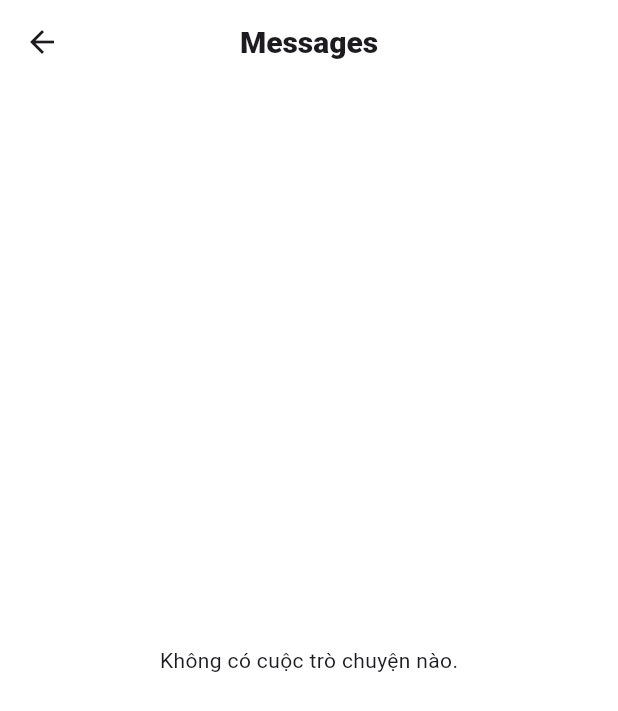
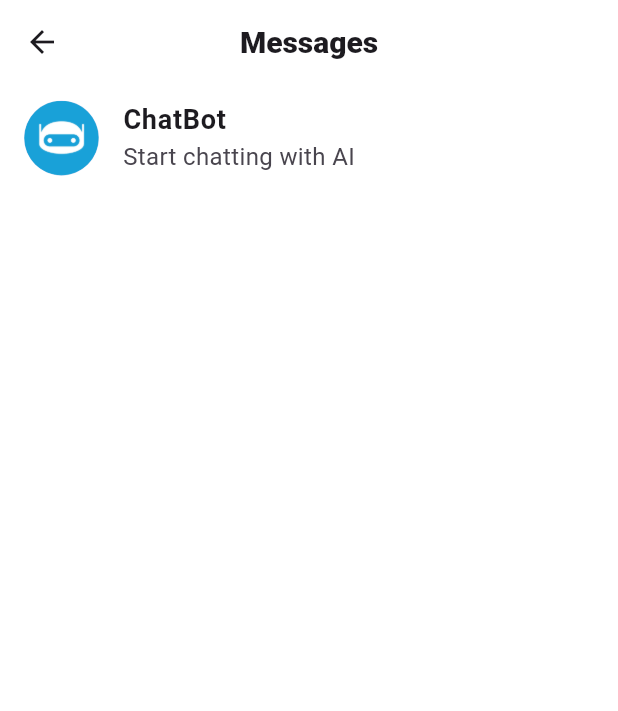
Before and after one commit to viet290423/DoAnLienNganh_Nhom1, a Flutter app: the ChatListPage screen opened by its route, on a phone screen of 412 x 824 dp. Shown: the top 711 px of the screen. Run offline on Flutter 3.47's test engine with Material 3 defaults, Android fonts, the phone set to English and light mode, and no system bars; our stand-ins replace camera, cloud_firestore, firebase_auth, firebase_core, firebase_storage, get and 6 more; accounts and stored records are empty; network calls fail; Roboto replaces fonts that are missing (Montserrat).

Commit message:
them ai chatchat

```diff
--- a/fuzzysnap/lib/pages/chat/chat_list.dart
+++ b/fuzzysnap/lib/pages/chat/chat_list.dart
@@ -1,6 +1,7 @@
 import 'package:cloud_firestore/cloud_firestore.dart';
 import 'package:firebase_auth/firebase_auth.dart';
 import 'package:flutter/material.dart';
+import 'package:fuzzysnap/pages/chat/ai_chat_page.dart';
 import 'package:fuzzysnap/pages/chat/chat_page.dart';
 
 class ChatListPage extends StatefulWidget {
@@ -16,12 +17,22 @@ class _ChatListPageState extends State<ChatListPage> {
   late String currentUserUid;
   final Map<String, Map<String, dynamic>> friendDataCache = {};
 
+  final Map<String, dynamic> chatBotData = {
+    'username': 'ChatBot',
+    'profile_image':
+        'assets/images/chatbot_logo.png', // Hình ảnh đại diện của ChatBot
+    'lastMessage': 'Start chatting with AI',
+    'lastMessageTime': DateTime.now(), // Thời gian tin nhắn cuối
+    'unreadMessages': 0,
+  };
+
   @override
   void initState() {
     super.initState();
     currentUserUid = _auth.currentUser!.uid; // Lấy UID của người dùng hiện tại
   }
 
+  @override
   @override
   Widget build(BuildContext context) {
     return Scaffold(
@@ -40,8 +51,7 @@ class _ChatListPageState extends State<ChatListPage> {
       body: StreamBuilder<QuerySnapshot>(
         stream: _firestore
             .collection('chatBox')
-            .orderBy('lastMessageTime',
-                descending: true) // Sắp xếp theo thời gian
+            .orderBy('lastMessageTime', descending: true)
             .snapshots(),
         builder: (context, snapshot) {
           if (snapshot.connectionState == ConnectionState.waiting) {
@@ -53,6 +63,7 @@ class _ChatListPageState extends State<ChatListPage> {
 
           final chatBoxes = snapshot.data!.docs;
 
+          // Lọc ra các chat box của người dùng hiện tại
           final currentUserChatBoxes = chatBoxes.where((doc) {
             final data = doc.data() as Map<String, dynamic>;
             final String senderUid = data['userUid'];
@@ -60,22 +71,36 @@ class _ChatListPageState extends State<ChatListPage> {
             return senderUid == currentUserUid || receiverUid == currentUserUid;
           }).toList();
 
-          if (currentUserChatBoxes.isEmpty) {
+          // Chèn ChatBot vào danh sách
+          final List<Map<String, dynamic>> combinedChatList = [
+            chatBotData, // ChatBot luôn ở trên đầu
+            ...currentUserChatBoxes.map((doc) => {
+                  ...doc.data() as Map<String, dynamic>,
+                  'id': doc.id,
+                })
+          ];
+
+          if (combinedChatList.isEmpty) {
             return const Center(child: Text('Không có cuộc trò chuyện nào.'));
           }
 
           return ListView.builder(
-            itemCount: currentUserChatBoxes.length,
+            itemCount: combinedChatList.length,
             itemBuilder: (context, index) {
-              final chatBoxData =
-                  currentUserChatBoxes[index].data() as Map<String, dynamic>;
+              final chatBoxData = combinedChatList[index];
+
+              // Kiểm tra nếu là ChatBot
+              if (chatBoxData == chatBotData) {
+                return _buildChatBotTile();
+              }
+
               final String senderUid = chatBoxData['userUid'];
               final String receiverUid = chatBoxData['friendUid'];
-              final String chatBoxId = currentUserChatBoxes[index].id;
+              final String chatBoxId = chatBoxData['id'];
               final String friendUid =
                   (senderUid == currentUserUid) ? receiverUid : senderUid;
 
-              // Kiểm tra xem dữ liệu bạn bè đã được lưu trữ trong bộ nhớ đệm hay chưa
+              // Kiểm tra cache
               if (friendDataCache.containsKey(friendUid)) {
                 return _buildChatTile(
                   friendDataCache[friendUid]!,
@@ -84,7 +109,7 @@ class _ChatListPageState extends State<ChatListPage> {
                 );
               }
 
-              // Nếu chưa có trong bộ nhớ đệm, lấy dữ liệu từ Firestore
+              // Nếu chưa có, tải dữ liệu bạn bè
               return FutureBuilder<QuerySnapshot>(
                 future: _firestore
                     .collection('User')
@@ -185,7 +210,7 @@ class _ChatListPageState extends State<ChatListPage> {
           fontSize: 16,
           fontWeight: unreadCount > 0 ? FontWeight.bold : FontWeight.normal,
           color: unreadCount > 0
-              ? Colors.black
+              ? Theme.of(context).colorScheme.onSecondary
               : const Color.fromARGB(255, 86, 86, 86),
         ),
       ),
@@ -230,4 +255,37 @@ class _ChatListPageState extends State<ChatListPage> {
       },
     );
   }
+
+  Widget _buildChatBotTile() {
+    return ListTile(
+      leading: CircleAvatar(
+        radius: 25,
+        backgroundImage: AssetImage(chatBotData['profile_image']),
+      ),
+      title: Text(
+        chatBotData['username'],
+        style: const TextStyle(
+          fontSize: 18,
+          fontWeight: FontWeight.bold,
+        ),
+      ),
+      subtitle: Text(
+        chatBotData['lastMessage'],
+        maxLines: 1,
+        overflow: TextOverflow.ellipsis,
+        style: const TextStyle(fontSize: 16),
+      ),
+      onTap: () {
+        Navigator.push(
+          context,
+          MaterialPageRoute(
+            builder: (context) => AIChatDetailScreen(
+              userName: chatBotData['username'],
+              userImage: chatBotData['profile_image'],
+            ),
+          ),
+        );
+      },
+    );
+  }
 }
```
Also changed, not shown: fuzzysnap/lib/pages/chat/ai_chat_page.dart (added, +311 -0 lines), fuzzysnap/lib/pages/chat/chat_page.dart (+10 -10 lines), fuzzysnap/lib/widget/my_post.dart (+0 -16 lines), fuzzysnap/assets/images/chatbot_logo.png (added).
